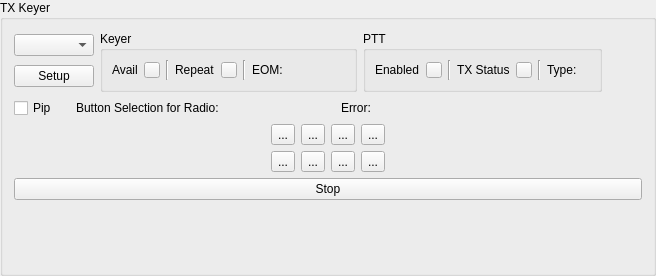
This is mqt/MqtLogger/txvmbuttonsframe.ui in Rsclub22/Minos2-Mirror as Qt 5 draws it before an edit. The edited form follows.
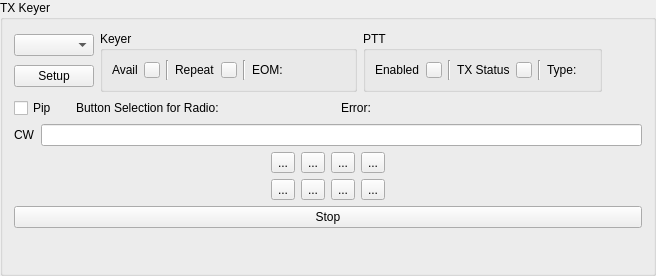
This is the edited form.

Diff of the .ui file:
```diff
--- a/mqt/MqtLogger/txvmbuttonsframe.ui
+++ b/mqt/MqtLogger/txvmbuttonsframe.ui
@@ -380,6 +380,20 @@
    </item>
    <item>
     <layout class="QVBoxLayout" name="verticalLayout_5">
+     <item>
+      <layout class="QHBoxLayout" name="horizontalLayout_3">
+       <item>
+        <widget class="QLabel" name="label">
+         <property name="text">
+          <string>CW</string>
+         </property>
+        </widget>
+       </item>
+       <item>
+        <widget class="QLineEdit" name="cwEntry"/>
+       </item>
+      </layout>
+     </item>
      <item>
       <layout class="QHBoxLayout" name="horizontalLayout">
        <item>
```
